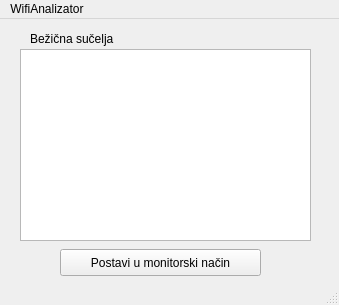
First picture: the form in ProzorGlavni.ui, repository Lovrom8/WiFiAnalizator, before the edit.
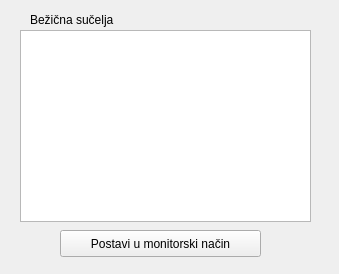
Second picture: the form after the edit.

```diff
--- a/ProzorGlavni.ui
+++ b/ProzorGlavni.ui
@@ -7,7 +7,7 @@
     <x>0</x>
     <y>0</y>
     <width>339</width>
-    <height>305</height>
+    <height>274</height>
    </rect>
   </property>
   <property name="windowTitle">
@@ -57,23 +57,6 @@
     </attribute>
    </widget>
   </widget>
-  <widget class="QMenuBar" name="menubar">
-   <property name="geometry">
-    <rect>
-     <x>0</x>
-     <y>0</y>
-     <width>339</width>
-     <height>24</height>
-    </rect>
-   </property>
-   <widget class="QMenu" name="menuWifiAnalizator">
-    <property name="title">
-     <string>WifiAnalizator</string>
-    </property>
-   </widget>
-   <addaction name="menuWifiAnalizator"/>
-  </widget>
-  <widget class="QStatusBar" name="statusbar"/>
  </widget>
  <resources/>
  <connections/>
```
